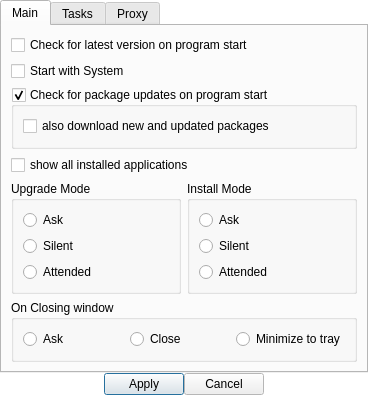
Before: the Qt Designer form settingsdialog.ui in patricklx/winappmanager, drawn with Qt 5.
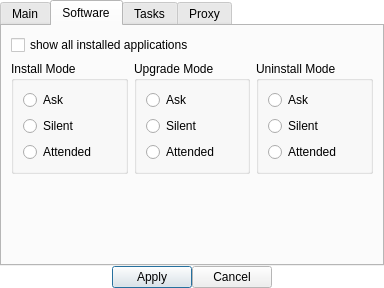
After: the same form once the commit is applied. The open tabs and pages were chosen to show the change.

The edit to the form file:
```diff
--- a/settingsdialog.ui
+++ b/settingsdialog.ui
@@ -6,8 +6,8 @@
    <rect>
     <x>0</x>
     <y>0</y>
-    <width>368</width>
-    <height>349</height>
+    <width>384</width>
+    <height>288</height>
    </rect>
   </property>
   <property name="palette">
@@ -136,77 +136,6 @@
          </layout>
         </widget>
        </item>
-       <item>
-        <widget class="QCheckBox" name="ckShowAllApps">
-         <property name="text">
-          <string>show all installed applications</string>
-         </property>
-        </widget>
-       </item>
-       <item>
-        <layout class="QHBoxLayout" name="horizontalLayout">
-         <item>
-          <widget class="QGroupBox" name="groupBox_3">
-           <property name="title">
-            <string>Upgrade Mode</string>
-           </property>
-           <layout class="QVBoxLayout" name="verticalLayout_3">
-            <item>
-             <widget class="QRadioButton" name="checkUpgradeAsk">
-              <property name="text">
-               <string>Ask</string>
-              </property>
-             </widget>
-            </item>
-            <item>
-             <widget class="QRadioButton" name="checkSilentUpgrade">
-              <property name="text">
-               <string>Silent</string>
-              </property>
-             </widget>
-            </item>
-            <item>
-             <widget class="QRadioButton" name="checkAttendedUpgrade">
-              <property name="text">
-               <string>Attended</string>
-              </property>
-             </widget>
-            </item>
-           </layout>
-          </widget>
-         </item>
-         <item>
-          <widget class="QGroupBox" name="groupBox">
-           <property name="title">
-            <string>Install Mode</string>
-           </property>
-           <layout class="QVBoxLayout" name="verticalLayout_4">
-            <item>
-             <widget class="QRadioButton" name="checkAskInstall">
-              <property name="text">
-               <string>Ask</string>
-              </property>
-             </widget>
-            </item>
-            <item>
-             <widget class="QRadioButton" name="checkSilentInstall">
-              <property name="text">
-               <string>Silent</string>
-              </property>
-             </widget>
-            </item>
-            <item>
-             <widget class="QRadioButton" name="checkAttendeInstall">
-              <property name="text">
-               <string>Attended</string>
-              </property>
-             </widget>
-            </item>
-           </layout>
-          </widget>
-         </item>
-        </layout>
-       </item>
        <item>
         <widget class="QGroupBox" name="groupBox_2">
          <property name="title">
@@ -239,6 +168,127 @@
        </item>
       </layout>
      </widget>
+     <widget class="QWidget" name="tab_4">
+      <attribute name="title">
+       <string>Software</string>
+      </attribute>
+      <layout class="QVBoxLayout" name="verticalLayout_3">
+       <item>
+        <widget class="QCheckBox" name="ckShowAllApps">
+         <property name="text">
+          <string>show all installed applications</string>
+         </property>
+        </widget>
+       </item>
+       <item>
+        <layout class="QHBoxLayout" name="horizontalLayout">
+         <item>
+          <widget class="QGroupBox" name="groupBox">
+           <property name="title">
+            <string>Install Mode</string>
+           </property>
+           <layout class="QVBoxLayout" name="verticalLayout_11">
+            <item>
+             <widget class="QRadioButton" name="checkAskInstall">
+              <property name="text">
+               <string>Ask</string>
+              </property>
+             </widget>
+            </item>
+            <item>
+             <widget class="QRadioButton" name="checkSilentInstall">
+              <property name="text">
+               <string>Silent</string>
+              </property>
+             </widget>
+            </item>
+            <item>
+             <widget class="QRadioButton" name="checkAttendeInstall">
+              <property name="text">
+               <string>Attended</string>
+              </property>
+             </widget>
+            </item>
+           </layout>
+          </widget>
+         </item>
+         <item>
+          <widget class="QGroupBox" name="groupBox_6">
+           <property name="title">
+            <string>Upgrade Mode</string>
+           </property>
+           <layout class="QVBoxLayout" name="verticalLayout_4">
+            <item>
+             <widget class="QRadioButton" name="checkUpgradeAsk">
+              <property name="text">
+               <string>Ask</string>
+              </property>
+             </widget>
+            </item>
+            <item>
+             <widget class="QRadioButton" name="checkSilentUpgrade">
+              <property name="text">
+               <string>Silent</string>
+              </property>
+             </widget>
+            </item>
+            <item>
+             <widget class="QRadioButton" name="checkAttendedUpgrade">
+              <property name="text">
+               <string>Attended</string>
+              </property>
+             </widget>
+            </item>
+           </layout>
+          </widget>
+         </item>
+         <item>
+          <widget class="QGroupBox" name="groupBox_7">
+           <property name="title">
+            <string>Uninstall Mode</string>
+           </property>
+           <layout class="QVBoxLayout" name="verticalLayout_9">
+            <item>
+             <widget class="QRadioButton" name="checkUninstallAsk">
+              <property name="text">
+               <string>Ask</string>
+              </property>
+             </widget>
+            </item>
+            <item>
+             <widget class="QRadioButton" name="checkSilentUninstall">
+              <property name="text">
+               <string>Silent</string>
+              </property>
+             </widget>
+            </item>
+            <item>
+             <widget class="QRadioButton" name="checkAttendedUninstall">
+              <property name="text">
+               <string>Attended</string>
+              </property>
+             </widget>
+            </item>
+           </layout>
+          </widget>
+         </item>
+        </layout>
+       </item>
+       <item>
+        <spacer name="verticalSpacer_5">
+         <property name="orientation">
+          <enum>Qt::Vertical</enum>
+         </property>
+         <property name="sizeHint" stdset="0">
+          <size>
+           <width>20</width>
+           <height>40</height>
+          </size>
+         </property>
+        </spacer>
+       </item>
+      </layout>
+     </widget>
      <widget class="QWidget" name="tab_2">
       <attribute name="title">
        <string>Tasks</string>
```
Left out of the diff: 9 changed lines with no effect on the pictures.
